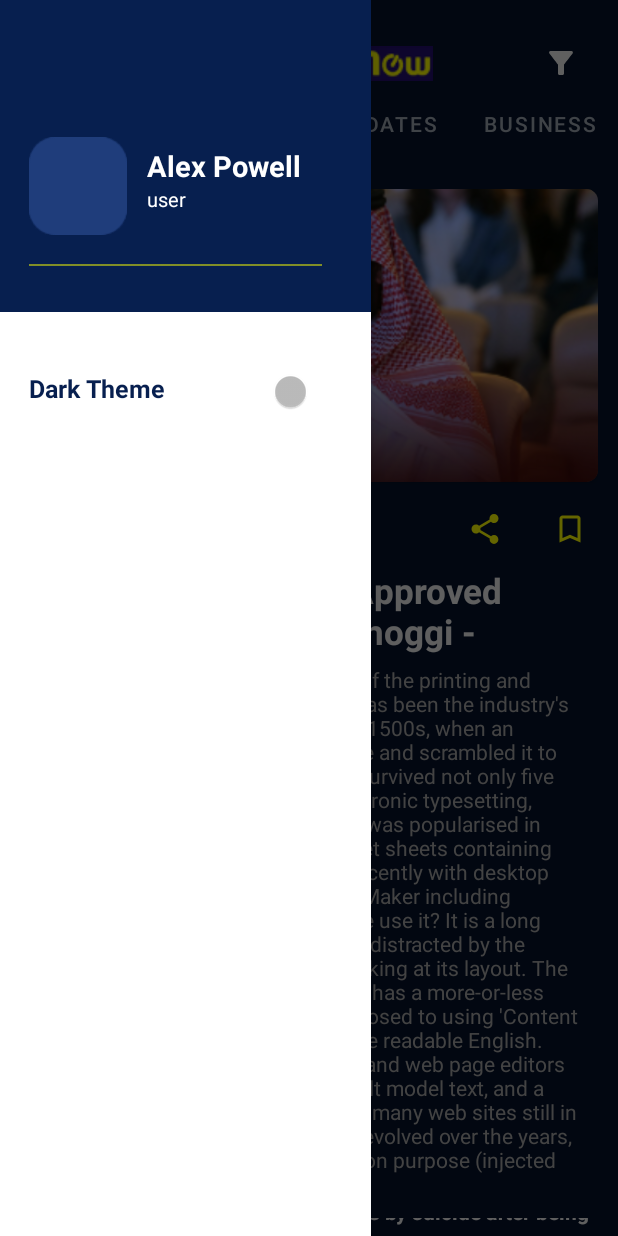
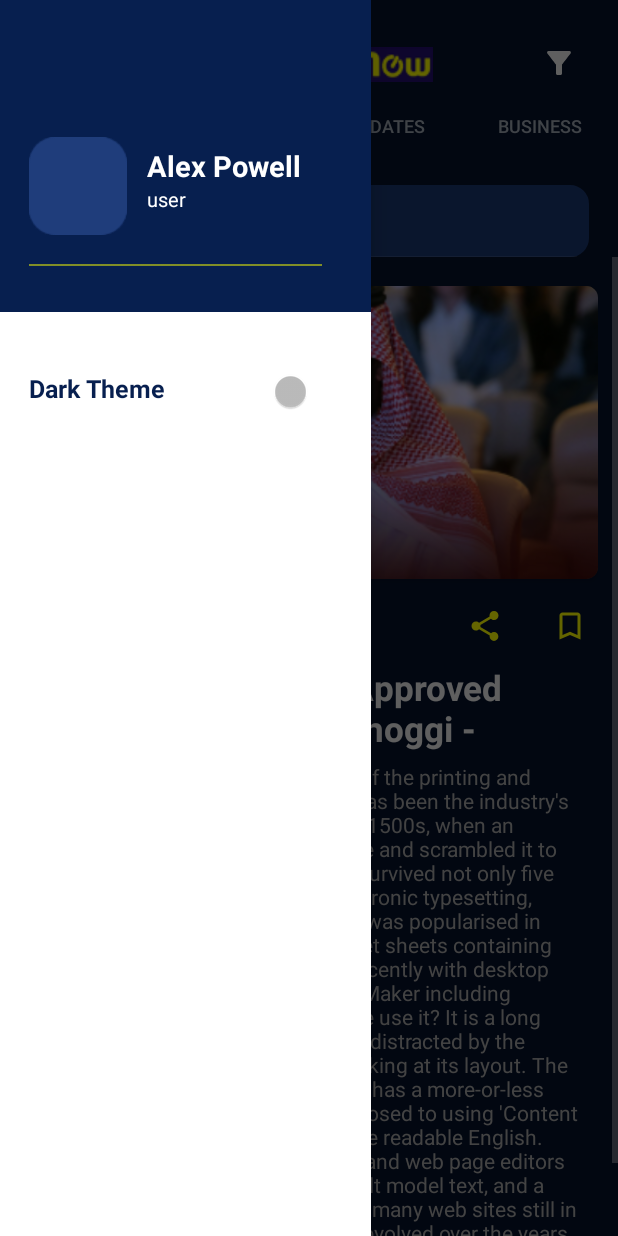
Before and after one commit to haiderSultan502/LiveNewsNow, an Android app: the fragment PostWebpageFragment placed in its activity, with the side drawer open, on a phone screen of 412 x 824 dp. Run offline under Robolectric (Android 15) with nearby library versions, the phone set to English and light mode, and no system bars; our stand-ins replace sdp/ssp sizes.

Commit message:
done the search view and working on light and dark mode

```diff
--- a/app/src/main/java/com/webscare/livenewsnow/MainActivity.java
+++ b/app/src/main/java/com/webscare/livenewsnow/MainActivity.java
@@ -1,12 +1,16 @@
 package com.webscare.livenewsnow;
 
+import androidx.appcompat.app.ActionBar;
 import androidx.appcompat.app.AppCompatActivity;
 import androidx.appcompat.app.AppCompatDelegate;
+import androidx.appcompat.widget.SearchView;
 import androidx.drawerlayout.widget.DrawerLayout;
 import androidx.fragment.app.FragmentPagerAdapter;
 import androidx.viewpager.widget.ViewPager;
 
+import android.graphics.Typeface;
 import android.os.Bundle;
+import android.os.Handler;
 import android.view.Gravity;
 import android.view.View;
 import android.widget.ImageButton;
@@ -26,6 +30,7 @@ public class MainActivity extends AppCompatActivity implements View.OnClickListe
     DrawerLayout drawerLayout;
     ImageView btnDrawer;
     Switch switchDt;
+    SearchView searchView;
 
 
     @Override
@@ -40,6 +45,10 @@ public class MainActivity extends AppCompatActivity implements View.OnClickListe
         drawerLayout=findViewById(R.id.drawer_layout);
         btnDrawer=findViewById(R.id.btn_drawer);
         switchDt = findViewById(R.id.switch_dt);
+        searchView = findViewById(R.id.search_view);
+//        searchView.onActionViewExpanded();
+//        searchView.setIconified(false);
+//        searchView.clearFocus();
 
         viewPager = findViewById(R.id.view_pager);
         addTabs(viewPager);
@@ -57,10 +66,10 @@ public class MainActivity extends AppCompatActivity implements View.OnClickListe
 
     private void addTabs(ViewPager viewPager) {
         ViewPagerAdapter adapter = new ViewPagerAdapter(getSupportFragmentManager(), FragmentPagerAdapter.BEHAVIOR_RESUME_ONLY_CURRENT_FRAGMENT );
-        adapter.addFrag(new HomeFragment(), "Home");
-        adapter.addFrag(new AmericanFragment(), "American");
-        adapter.addFrag(new AmericanFragment(), "Updates");
-        adapter.addFrag(new AmericanFragment(), "Business");
+        adapter.addFrag(new HomeFragment(), "HOME");
+        adapter.addFrag(new AmericanFragment(), "AMERICAN");
+        adapter.addFrag(new AmericanFragment(), "UPDATES");
+        adapter.addFrag(new AmericanFragment(), "BUSINESS");
 //        adapter.addFrag(new HomeFragment(), "Daily");
 //        adapter.addFrag(new HomeFragment(), "Magazine");
 //        adapter.addFrag(new HomeFragment(), "Sports");
--- a/app/src/main/res/drawable/bg_reading_time.xml
+++ b/app/src/main/res/drawable/bg_reading_time.xml
@@ -1,5 +1,6 @@
 <?xml version="1.0" encoding="UTF-8"?>
 <shape xmlns:android="http://schemas.android.com/apk/res/android" android:shape="rectangle">
     <corners android:radius="20dp"/>
-    <stroke android:width="1dp" android:color="@color/timer_text_bg"/>
+    <stroke android:width="1dp"
+        android:color="@color/timer_text_bg"/>
 </shape>
--- /dev/null
+++ b/app/src/main/res/drawable/bg_search.xml
@@ -0,0 +1,8 @@
+<?xml version="1.0" encoding="utf-8"?>
+<shape xmlns:android="http://schemas.android.com/apk/res/android" android:shape="rectangle">
+    <corners android:radius="12dp" />
+    <stroke android:width="1dp"
+        android:color="@color/search_bg" />
+    <solid android:color="@color/search_bg"></solid>
+
+</shape>
--- /dev/null
+++ b/app/src/main/res/drawable/ic_baseline_search_24.xml
@@ -0,0 +1,5 @@
+<vector android:height="24dp" android:tint="#959595"
+    android:viewportHeight="24" android:viewportWidth="24"
+    android:width="24dp" xmlns:android="http://schemas.android.com/apk/res/android">
+    <path android:fillColor="@android:color/white" android:pathData="M15.5,14h-0.79l-0.28,-0.27C15.41,12.59 16,11.11 16,9.5 16,5.91 13.09,3 9.5,3S3,5.91 3,9.5 5.91,16 9.5,16c1.61,0 3.09,-0.59 4.23,-1.57l0.27,0.28v0.79l5,4.99L20.49,19l-4.99,-5zM9.5,14C7.01,14 5,11.99 5,9.5S7.01,5 9.5,5 14,7.01 14,9.5 11.99,14 9.5,14z"/>
+</vector>
--- a/app/src/main/res/layout/activity_main.xml
+++ b/app/src/main/res/layout/activity_main.xml
@@ -20,22 +20,20 @@
         android:id="@+id/top_bar"
         android:layout_width="match_parent"
         android:layout_height="wrap_content"
-        android:paddingLeft="@dimen/_20sdp"
-        android:paddingRight="@dimen/_20sdp"
         android:layout_marginTop="@dimen/_20sdp"
         android:visibility="visible"
         android:background="@color/app_bg_color">
+
         <RelativeLayout
             android:id="@+id/btn_drawer_parent"
-            android:layout_width="@dimen/_40sdp"
+            android:layout_width="@dimen/_60sdp"
             android:layout_height="@dimen/_25sdp"
             android:layout_alignParentLeft="true">
             <ImageView
                 android:id="@+id/btn_drawer"
                 android:layout_width="wrap_content"
                 android:layout_height="wrap_content"
-                android:layout_alignParentLeft="true"
-                android:layout_centerVertical="true"
+                android:layout_centerInParent="true"
                 android:src="@drawable/ic_baseline_menu_24"/>
         </RelativeLayout>
 
@@ -43,11 +41,12 @@
             android:layout_width="wrap_content"
             android:layout_height="@dimen/_25sdp"
             android:layout_centerInParent="true"
-            android:src="@drawable/logo_new"></ImageView>
+            android:src="@drawable/logo_new"
+            android:layout_marginTop="@dimen/_1sdp"></ImageView>
 
         <RelativeLayout
             android:id="@+id/btn_search_parent"
-            android:layout_width="@dimen/_35sdp"
+            android:layout_width="@dimen/_60sdp"
             android:layout_height="@dimen/_25sdp"
             android:layout_alignParentRight="true">
 
@@ -56,8 +55,7 @@
                 android:layout_width="wrap_content"
                 android:layout_height="wrap_content"
                 android:layout_centerInParent="true"
-                android:src="@drawable/ic_baseline_filter_alt_24"
-                android:layout_alignParentRight="true" />
+                android:src="@drawable/ic_baseline_filter_alt_24" />
 
         </RelativeLayout>
 
@@ -68,7 +66,21 @@
         android:layout_width="match_parent"
         android:layout_height="wrap_content"
         android:background="@color/app_bg_color"
-        style="@style/CustomTextAppearanceTab"/>
+        style="@style/CustomTextAppearanceTab"
+        app:tabTextAppearance="@style/CustomTabText"/>
+
+
+    <androidx.appcompat.widget.SearchView
+        android:id="@+id/search_view"
+        android:layout_width="match_parent"
+        android:layout_height="wrap_content"
+        android:background="@drawable/bg_search"
+        android:layout_marginLeft="@dimen/_15sdp"
+        android:layout_marginRight="@dimen/_15sdp"
+        android:layout_marginTop="@dimen/_12sdp"
+        app:queryHint="Search here"
+        app:iconifiedByDefault="false"
+        app:searchIcon="@drawable/ic_baseline_search_24" />
 
     <androidx.viewpager.widget.ViewPager
         android:id="@+id/view_pager"
--- a/app/src/main/res/layout/fragment_home.xml
+++ b/app/src/main/res/layout/fragment_home.xml
@@ -69,7 +69,7 @@
         <TextView
             android:layout_width="wrap_content"
             android:layout_height="wrap_content"
-            android:text="Latest News"
+            android:text="Top Stories"
             android:textSize="@dimen/_12sdp"
             android:textColor="@color/category_title_color"
             android:textStyle="bold"
--- a/app/src/main/res/layout/fragment_post_webpage.xml
+++ b/app/src/main/res/layout/fragment_post_webpage.xml
@@ -49,19 +49,20 @@
             android:layout_alignParentLeft="true"></ImageView>
 
         <LinearLayout
-            android:layout_width="wrap_content"
-            android:layout_height="wrap_content"
+            android:layout_width="@dimen/_106sdp"
+            android:layout_height="@dimen/_16sdp"
             android:background="@drawable/bg_reading_time"
             android:gravity="center"
             android:layout_toRightOf="@+id/timer"
             android:layout_marginLeft="@dimen/_5sdp"
-            android:layout_marginTop="@dimen/_2sdp">
+            android:layout_marginTop="@dimen/_1sdp">
 
             <TextView
                 android:layout_width="wrap_content"
                 android:layout_height="wrap_content"
-                android:text="   Reading time: 3 min   "
-                android:textSize="@dimen/_10sdp"></TextView>
+                android:text="Reading time: 3 min"
+                android:textSize="@dimen/_10sdp"
+                android:layout_marginBottom="0.7sp"></TextView>
 
         </LinearLayout>
 
--- a/app/src/main/res/values-night/colors.xml
+++ b/app/src/main/res/values-night/colors.xml
@@ -22,4 +22,5 @@
     <color name="bookmark_color">#fafd00</color>
     <color name="timer_color">#9d9e9f</color>
     <color name="timer_text_bg">#a8a8a8</color>
+    <color name="search_bg">#1a3771</color>
 </resources>
--- a/app/src/main/res/values-night/themes.xml
+++ b/app/src/main/res/values-night/themes.xml
@@ -17,14 +17,18 @@
         <item name="android:windowAnimationStyle">@style/WindowAnimationTransition</item>
     </style>
 
-    <style name="CustomTextAppearanceTab" parent="TextAppearance.Design.Tab">
-        <item name="textAllCaps">false</item>
+    <style name="CustomTextAppearanceTab" parent="Base.Widget.Design.TabLayout">
+        <item name="textAllCaps">true</item>
         <item name="tabMode">fixed</item>
         <item name="tabGravity">fill</item>
-        <item name="android:textSize">@dimen/_4sdp</item>
         <item name="tabTextColor">@color/tab_txt_color</item>
         <item name="tabSelectedTextColor">@color/post_title_color</item>
         <item name="tabIndicatorColor">@color/tab_indicator_color</item>
+        <item name="background">@color/app_bg_color</item>
+    </style>
+
+    <style name="CustomTabText" parent="TextAppearance.Design.Tab">
+        <item name="android:textSize">@dimen/_9sdp</item>
     </style>
 
     <!-- This will set the fade in animation on all your activities by default -->
--- a/app/src/main/res/values/colors.xml
+++ b/app/src/main/res/values/colors.xml
@@ -22,4 +22,5 @@
     <color name="bookmark_color">#db2017</color>
     <color name="timer_color">#a8a8a8</color>
     <color name="timer_text_bg">#a8a8a8</color>
+    <color name="search_bg">#e6e6e6</color>
 </resources>
--- a/app/src/main/res/values/themes.xml
+++ b/app/src/main/res/values/themes.xml
@@ -16,19 +16,19 @@
 
     </style>
 
-    <style name="CustomTextAppearanceTab" parent="TextAppearance.Design.Tab">
-        <item name="textAllCaps">false</item>
+    <style name="CustomTextAppearanceTab" parent="Base.Widget.Design.TabLayout">
+        <item name="textAllCaps">true</item>
         <item name="tabMode">fixed</item>
         <item name="tabGravity">fill</item>
-        <item name="android:textSize">@dimen/_4sdp</item>
         <item name="tabTextColor">@color/tab_txt_color</item>
         <item name="tabSelectedTextColor">@color/post_title_color</item>
         <item name="tabIndicatorColor">@color/tab_indicator_color</item>
         <item name="background">@color/app_bg_color</item>
-
-
     </style>
 
+    <style name="CustomTabText" parent="TextAppearance.Design.Tab">
+        <item name="android:textSize">@dimen/_9sdp</item>
+    </style>
 
     <!-- This will set the fade in animation on all your activities by default -->
     <style name="WindowAnimationTransition">
```
Also changed, not shown: app/src/main/assets/fonts/fontawesome-webfont.ttf (added).
